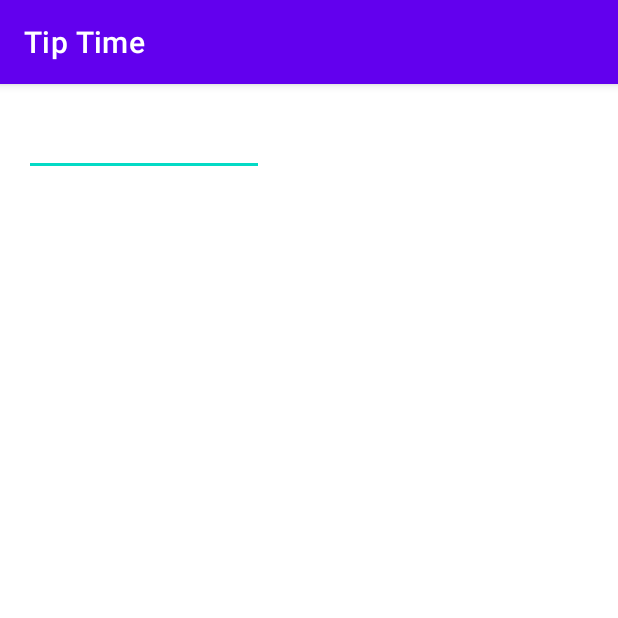
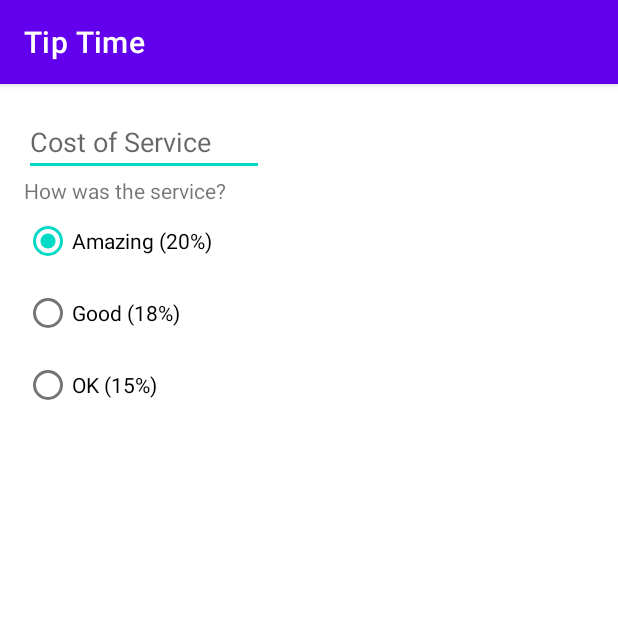
Before and after one commit to dijoncavalcante/tip-time, an Android app: the screen it shows after launch (MainActivity), on a phone screen of 412 x 824 dp, the top half of it. Run offline under Robolectric (Android 15) with nearby library versions, the phone set to English and light mode, and no system bars.

Commit message:
Add radioGroup

```diff
--- a/app/src/main/res/layout/activity_main.xml
+++ b/app/src/main/res/layout/activity_main.xml
@@ -11,9 +11,46 @@
         android:id="@+id/cost_of_service"
         android:layout_width="160dp"
         android:layout_height="wrap_content"
+        android:hint="Cost of Service"
+        android:inputType="numberDecimal"
         app:layout_constraintStart_toStartOf="parent"
-        app:layout_constraintTop_toTopOf="parent"
-        android:inputType="text" />
+        app:layout_constraintTop_toTopOf="parent" />
 
+    <TextView
+        android:id="@+id/service_question"
+        android:layout_width="wrap_content"
+        android:layout_height="wrap_content"
+        android:text="How was the service?"
+        app:layout_constraintStart_toStartOf="parent"
+        app:layout_constraintTop_toBottomOf="@id/cost_of_service" />
+
+    <RadioGroup
+        android:id="@+id/tip_options"
+        android:layout_width="wrap_content"
+        android:layout_height="wrap_content"
+        android:checkedButton="@id/option_twenty_percent"
+        android:orientation="vertical"
+        app:layout_constraintStart_toStartOf="parent"
+        app:layout_constraintTop_toBottomOf="@id/service_question">
+
+        <RadioButton
+            android:id="@+id/option_twenty_percent"
+            android:layout_width="wrap_content"
+            android:layout_height="wrap_content"
+            android:text="Amazing (20%)" />
+
+        <RadioButton
+            android:id="@+id/option_eighteen_percent"
+            android:layout_width="wrap_content"
+            android:layout_height="wrap_content"
+            android:text="Good (18%)" />
+
+        <RadioButton
+            android:id="@+id/option_fifteen_percent"
+            android:layout_width="wrap_content"
+            android:layout_height="wrap_content"
+            android:text="OK (15%)" />
+
+    </RadioGroup>
 
 </androidx.constraintlayout.widget.ConstraintLayout>
```
